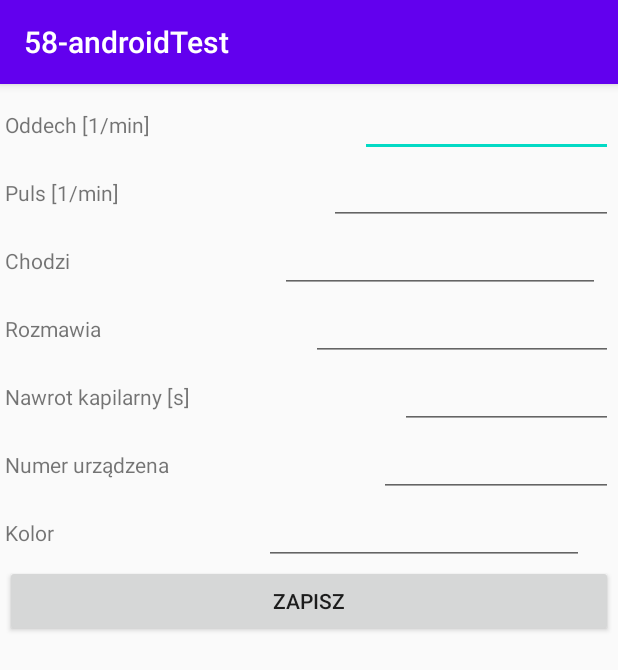
After one commit to kollosp/59-pzjn, an Android app: the technicalDeviceProperties screen opened directly, with no data from a screen before it, on a phone screen of 412 x 824 dp. The commit adds this screen. Shown: the top 670 px of the screen. Run offline under Robolectric (Android 15) with nearby library versions, the phone set to English and light mode, and no system bars.

Commit message:
tech app

```diff
--- a/58-androidTest/app/src/main/java/com/example/a58_androidtest/BTManager.java
+++ b/58-androidTest/app/src/main/java/com/example/a58_androidtest/BTManager.java
@@ -124,6 +124,10 @@ public class BTManager implements Serializable {
                 //System.out.println(result);
                 byte[] received = result.getScanRecord().getServiceData(result.getScanRecord().getServiceUuids().get(0));
 
+                if(received == null || received.length < 3){
+                    System.out.println("Received broken frame");
+                    return;
+                }
 
                 //check if ping message
                 if(received[0] == 1){
@@ -149,12 +153,12 @@ public class BTManager implements Serializable {
                     short device = (short)((received[1] << 8) + received[2]);
 
                     //check if device is a receiver
-                    if(device == deviceAddress){
-                        System.out.println("Received data: " + device);
+                    //if(device == deviceAddress){
+                        System.out.println("Received data: " + device  + "-------------------------------------------------------------------" );
                         for(int i=0;i<received.length;++i)
                             System.out.print(received[i] + " ");
                         System.out.println("");
-                    }
+                    //}
                 }
 
                 //receivedData.add(builder.toString());
--- a/58-androidTest/app/src/main/java/com/example/a58_androidtest/technicalActivity.java
+++ b/58-androidTest/app/src/main/java/com/example/a58_androidtest/technicalActivity.java
@@ -26,6 +26,8 @@ import java.util.TimerTask;
 
 @RequiresApi(api = Build.VERSION_CODES.LOLLIPOP)
 public class technicalActivity extends AppCompatActivity {
+
+    final public static String DEVICE = "device";
 
     ArrayList<SimulatorData> simulators = new ArrayList<SimulatorData>();
     LinearLayout simulatorWrapper;
@@ -142,9 +144,9 @@ public class technicalActivity extends AppCompatActivity {
     }
 
     public void openWindow(SimulatorData device){
-        Intent intent = new Intent(this, DisplayMessageActivity.class);
-        intent.putExtra("BluetoothManager", bluetoothManager);
-        intent.putExtra("Device", device);
+        Intent intent = new Intent(this, technicalDeviceProperties.class);
+        //intent.putExtra("BluetoothManager", bluetoothManager);
+        intent.putExtra(DEVICE, device);
         startActivity(intent);
     }
 
--- /dev/null
+++ b/58-androidTest/app/src/main/java/com/example/a58_androidtest/technicalDeviceProperties.java
@@ -0,0 +1,48 @@
+package com.example.a58_androidtest;
+
+import androidx.annotation.RequiresApi;
+import androidx.appcompat.app.AppCompatActivity;
+
+import android.content.Intent;
+import android.os.Build;
+import android.os.Bundle;
+import android.view.View;
+import android.widget.EditText;
+import android.widget.Toolbar;
+
+@RequiresApi(api = Build.VERSION_CODES.LOLLIPOP)
+public class technicalDeviceProperties extends AppCompatActivity {
+
+    BTManager bluetoothManager = new BTManager("00000000-0000-1000-8000-00805F9B34FB");
+
+    @Override
+    protected void onCreate(Bundle savedInstanceState) {
+        super.onCreate(savedInstanceState);
+
+        Intent intent = getIntent();
+        SimulatorData simulator = (SimulatorData)intent.getSerializableExtra(technicalActivity.DEVICE);
+
+        setContentView(R.layout.activity_technical_device_properties);
+        System.out.println(simulator);
+        EditText talkable = (EditText) findViewById(R.id.ableToTalk);
+        //talkable.setText(simulator.getExecutesCommand() ? "Tak" : "Nie");
+        EditText walkable = (EditText) findViewById(R.id.ableToWalk);
+
+        //walkable.setText(simulator.getAbleToWalk() ? "Tak" : "Nie");
+
+        EditText breaths = (EditText) findViewById(R.id.breaths);
+        //breaths.setText(simulator.getBreathsPerMinute().toString());
+        EditText beats = (EditText) findViewById(R.id.beatsperseconds);
+        //beats.setText(simulator.getBeatsPerMinute().toString());
+
+        EditText capillarRefill = (EditText) findViewById(R.id.capillarRefill);
+        //capillarRefill.setText(simulator.getCapillaryRefill());
+
+        EditText device = (EditText) findViewById(R.id.device);
+        //device.setText(simulator.getDevice());
+    }
+
+    public void saveNewParams(View view) {
+    }
+
+}
--- /dev/null
+++ b/58-androidTest/app/src/main/res/layout/activity_technical_device_properties.xml
@@ -0,0 +1,246 @@
+<?xml version="1.0" encoding="utf-8"?>
+<androidx.constraintlayout.widget.ConstraintLayout xmlns:android="http://schemas.android.com/apk/res/android"
+    xmlns:app="http://schemas.android.com/apk/res-auto"
+    xmlns:tools="http://schemas.android.com/tools"
+    android:layout_width="match_parent"
+    android:layout_height="match_parent"
+    tools:context=".technicalDeviceProperties">
+
+    <LinearLayout
+        android:id="@+id/wrapper"
+        android:orientation="vertical"
+        android:showDividers="middle"
+        app:layout_constraintBottom_toBottomOf="parent"
+        app:layout_constraintEnd_toEndOf="parent"
+        app:layout_constraintHorizontal_bias="1.0"
+        app:layout_constraintStart_toStartOf="parent"
+        app:layout_constraintTop_toTopOf="parent"
+        app:layout_constraintVertical_bias="0.0"
+        android:layout_height="match_parent"
+        android:layout_width="match_parent"
+        android:padding="5px">
+
+
+
+        <LinearLayout
+            android:id="@+id/l1"
+            android:layout_width="wrap_content"
+            android:layout_height="wrap_content"
+            android:orientation="horizontal"
+            android:showDividers="middle"
+            app:layout_constraintBottom_toBottomOf="parent"
+            app:layout_constraintEnd_toEndOf="parent"
+            app:layout_constraintHorizontal_bias="1.0"
+            app:layout_constraintStart_toStartOf="parent"
+            app:layout_constraintTop_toTopOf="parent"
+            app:layout_constraintVertical_bias="0.0">
+
+            <TextView
+                android:id="@+id/textView3"
+                android:layout_width="match_parent"
+                android:layout_height="wrap_content"
+                android:text="Oddech [1/min]" />
+
+
+            <EditText
+                android:id="@+id/breaths"
+                android:layout_width="wrap_content"
+                android:layout_height="wrap_content"
+                android:layout_marginStart="140dp"
+                android:ems="10"
+                android:inputType="number"
+                app:layout_constraintStart_toStartOf="parent"
+                tools:layout_editor_absoluteY="86dp" />
+
+        </LinearLayout>
+
+        <LinearLayout
+            android:layout_width="wrap_content"
+            android:layout_height="wrap_content"
+            android:orientation="horizontal"
+            android:showDividers="middle"
+            app:layout_constraintBottom_toBottomOf="parent"
+            app:layout_constraintEnd_toEndOf="parent"
+            app:layout_constraintHorizontal_bias="1.0"
+            app:layout_constraintStart_toStartOf="parent"
+            app:layout_constraintTop_toTopOf="parent"
+            app:layout_constraintVertical_bias="0.0">
+
+            <TextView
+                android:layout_width="match_parent"
+                android:layout_height="wrap_content"
+                android:text="Puls [1/min]" />
+
+
+
+            <EditText
+                android:id="@+id/beatsperseconds"
+                android:layout_width="wrap_content"
+                android:layout_height="wrap_content"
+                android:layout_marginStart="140dp"
+                android:ems="10"
+                android:inputType="number"
+                app:layout_constraintStart_toStartOf="parent"
+                tools:layout_editor_absoluteY="86dp" />
+
+        </LinearLayout>
+
+        <LinearLayout
+            android:layout_width="wrap_content"
+            android:layout_height="wrap_content"
+            android:orientation="horizontal"
+            android:showDividers="middle"
+            app:layout_constraintBottom_toBottomOf="parent"
+            app:layout_constraintEnd_toEndOf="parent"
+            app:layout_constraintHorizontal_bias="1.0"
+            app:layout_constraintStart_toStartOf="parent"
+            app:layout_constraintTop_toTopOf="parent"
+            app:layout_constraintVertical_bias="0.0">
+
+            <TextView
+                android:layout_width="match_parent"
+                android:layout_height="wrap_content"
+                android:text="Chodzi" />
+
+
+
+            <EditText
+                android:id="@+id/ableToWalk"
+                android:layout_width="wrap_content"
+                android:layout_height="wrap_content"
+                android:layout_marginStart="140dp"
+                android:ems="10"
+                android:inputType="number"
+                app:layout_constraintStart_toStartOf="parent"
+                tools:layout_editor_absoluteY="86dp" />
+
+        </LinearLayout>
+
+        <LinearLayout
+        android:layout_width="wrap_content"
+        android:layout_height="wrap_content"
+        android:orientation="horizontal"
+        android:showDividers="middle"
+        app:layout_constraintBottom_toBottomOf="parent"
+        app:layout_constraintEnd_toEndOf="parent"
+        app:layout_constraintHorizontal_bias="1.0"
+        app:layout_constraintStart_toStartOf="parent"
+        app:layout_constraintTop_toTopOf="parent"
+        app:layout_constraintVertical_bias="0.0">
+
+        <TextView
+            android:layout_width="match_parent"
+            android:layout_height="wrap_content"
+            android:text="Rozmawia" />
+
+        <EditText
+            android:id="@+id/ableToTalk"
+            android:layout_width="wrap_content"
+            android:layout_height="wrap_content"
+            android:layout_marginStart="140dp"
+            android:ems="10"
+            android:inputType="number"
+            app:layout_constraintStart_toStartOf="parent"
+            tools:layout_editor_absoluteY="86dp" />
+
+    </LinearLayout>
+
+        <LinearLayout
+            android:layout_width="wrap_content"
+            android:layout_height="wrap_content"
+            android:orientation="horizontal"
+            android:showDividers="middle"
+            app:layout_constraintBottom_toBottomOf="parent"
+            app:layout_constraintEnd_toEndOf="parent"
+            app:layout_constraintHorizontal_bias="1.0"
+            app:layout_constraintStart_toStartOf="parent"
+            app:layout_constraintTop_toTopOf="parent"
+            app:layout_constraintVertical_bias="0.0">
+
+            <TextView
+                android:layout_width="match_parent"
+                android:layout_height="wrap_content"
+                android:text="Nawrot kapilarny [s]" />
+
+            <EditText
+                android:id="@+id/capillarRefill"
+                android:layout_width="wrap_content"
+                android:layout_height="wrap_content"
+                android:layout_marginStart="140dp"
+                android:ems="10"
+                android:inputType="number"
+                app:layout_constraintStart_toStartOf="parent"
+                tools:layout_editor_absoluteY="86dp" />
+
+        </LinearLayout>
+
+        <LinearLayout
+            android:layout_width="wrap_content"
+            android:layout_height="wrap_content"
+            android:orientation="horizontal"
+            android:showDividers="middle"
+            app:layout_constraintBottom_toBottomOf="parent"
+            app:layout_constraintEnd_toEndOf="parent"
+            app:layout_constraintHorizontal_bias="1.0"
+            app:layout_constraintStart_toStartOf="parent"
+            app:layout_constraintTop_toTopOf="parent"
+            app:layout_constraintVertical_bias="0.0">
+
+            <TextView
+                android:layout_width="match_parent"
+                android:layout_height="wrap_content"
+                android:text="Numer urządzena" />
+
+            <EditText
+                android:id="@+id/device"
+                android:layout_width="wrap_content"
+                android:layout_height="wrap_content"
+                android:layout_marginStart="140dp"
+                android:ems="10"
+                android:inputType="number"
+                app:layout_constraintStart_toStartOf="parent"
+                tools:layout_editor_absoluteY="86dp" />
+
+        </LinearLayout>
+
+        <LinearLayout
+            android:layout_width="wrap_content"
+            android:layout_height="wrap_content"
+            android:orientation="horizontal"
+            android:showDividers="middle"
+            app:layout_constraintBottom_toBottomOf="parent"
+            app:layout_constraintEnd_toEndOf="parent"
+            app:layout_constraintHorizontal_bias="1.0"
+            app:layout_constraintStart_toStartOf="parent"
+            app:layout_constraintTop_toTopOf="parent"
+            app:layout_constraintVertical_bias="0.0">
+
+            <TextView
+                android:layout_width="match_parent"
+                android:layout_height="wrap_content"
+                android:text="Kolor" />
+
+            <EditText
+                android:id="@+id/color"
+                android:layout_width="wrap_content"
+                android:layout_height="wrap_content"
+                android:layout_marginStart="140dp"
+                android:ems="10"
+                android:inputType="number"
+                app:layout_constraintStart_toStartOf="parent"
+                tools:layout_editor_absoluteY="86dp" />
+
+        </LinearLayout>
+
+        <Button
+            android:id="@+id/ping"
+            android:layout_width="match_parent"
+            android:layout_height="wrap_content"
+            android:onClick="saveNewParams"
+            android:text="Zapisz" />
+
+
+    </LinearLayout>
+
+
+</androidx.constraintlayout.widget.ConstraintLayout>
```
Also changed, not shown: 58-androidTest/app/src/main/AndroidManifest.xml (+4 -3 lines).
